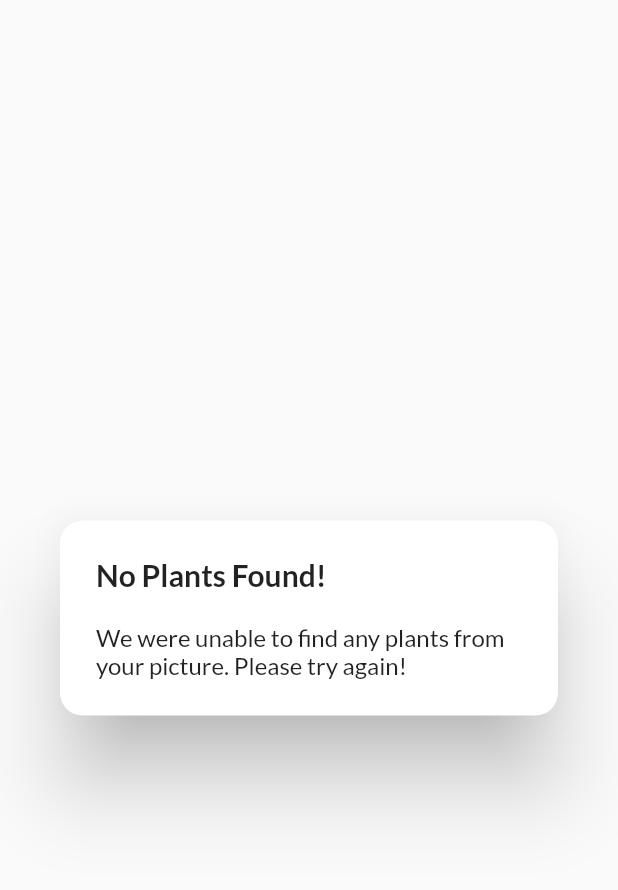
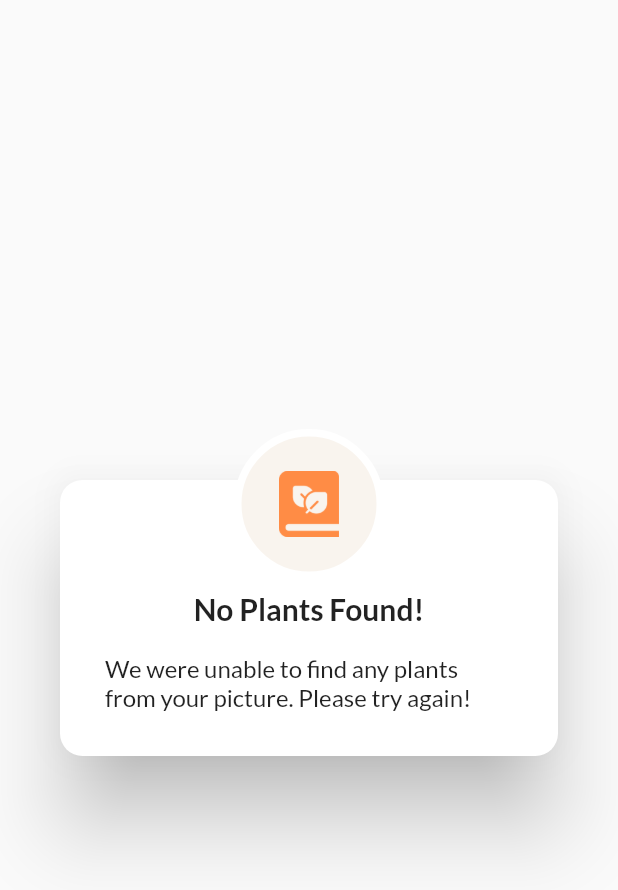
Before and after one commit to stefano-u/gardenhacks2021, a Flutter app: the PlantAlertDialog widget shown alone on an empty page, opened directly with empty values, on a phone screen of 412 x 824 dp. Shown: the top 890 px of the screen. Run offline on Flutter 3.47's test engine with Material 2 defaults, Android fonts, the phone set to English and light mode, and no system bars; our stand-ins replace camera, carousel_slider, flutter_dotenv, flutter_hooks, google_fonts, hooks_riverpod and 3 more; missing offline and left inert: flutter_overlay_loader.

Commit message:
Implemented List Touching (#11)

```diff
--- a/lib/components/plant_alert_dialog.dart
+++ b/lib/components/plant_alert_dialog.dart
@@ -1,6 +1,8 @@
 import 'package:flutter/material.dart';
 import 'package:flutterinit/constants.dart';
+import 'package:flutterinit/mocks/plants_mocks.dart';
 import 'package:flutterinit/models/responses/plant_image_response.dart';
+import 'package:flutterinit/pages/plant_page.dart';
 
 class PlantAlertDialog extends StatefulWidget {
   final List<PlantResults> listOfPlantResults;
@@ -16,6 +18,27 @@ class PlantAlertDialog extends StatefulWidget {
 class _PlantAlertDialogState extends State<PlantAlertDialog> {
   bool isNoResult() => widget.listOfPlantResults.isEmpty;
 
+  void onTap(PlantResults selectedPlant) async {
+    // Close the popup first
+    Navigator.pop(context);
+
+    // Find the example from the mocks
+    var selection = mockPlants.firstWhere(
+      (element) => element.name == selectedPlant.species.genus.scientificNameWithoutAuthor,
+      orElse: () => mockPlants[0],
+    );
+
+    // Then navigate to PlantPageWidget
+    await Navigator.push(
+      context,
+      MaterialPageRoute(
+        builder: (context) => PlantPageWidget(
+          plant: selection,
+        ),
+      ),
+    );
+  }
+
   @override
   Widget build(BuildContext context) {
     return AlertDialog(
@@ -24,21 +47,55 @@ class _PlantAlertDialogState extends State<PlantAlertDialog> {
           Radius.circular(15.0),
         ),
       ),
-      title: Text(
+      titlePadding: EdgeInsets.only(top: 16),
+      contentPadding: EdgeInsets.fromLTRB(30, 0, 30, 30),
+      title: Stack(
+        alignment: Alignment.center,
+        children: [
+          Padding(
+            padding: const EdgeInsets.only(top: 40),
+            child: Text(
               isNoResult() ? 'No Plants Found!' : 'Found Some Plants!',
               style: Constants.mainFont.copyWith(fontWeight: FontWeight.bold),
+            ),
+          ),
+          Transform.translate(
+            offset: Offset(0, -50),
+            child: Container(
+              width: 100,
+              height: 100,
+              alignment: Alignment.center,
+              decoration: BoxDecoration(
+                shape: BoxShape.circle,
+                color: CustomColorScheme.primaryColorSand,
+                border: Border.all(color: Colors.white, width: 5),
+              ),
+              child: Image.asset(
+                ImageFiles.logo,
+                width: 40,
+              ),
+            ),
+          ),
+        ],
       ),
       content: isNoResult()
           ? Text(
               'We were unable to find any plants from your picture. Please try again!',
               style: Constants.mainFont,
             )
-          : SingleChildScrollView(
-              child: Container(
+          : Container(
               width: double.maxFinite,
               child: Column(
+                mainAxisSize: MainAxisSize.min,
+                children: [
+                  SingleChildScrollView(
+                    child: Column(
+                      mainAxisSize: MainAxisSize.min,
                       children: widget.listOfPlantResults
-                      .map((item) => ListTile(
+                          .map((PlantResults item) => Column(
+                                children: [
+                                  ListTile(
+                                    minLeadingWidth: 0,
                                     leading: Icon(
                                       Icons.grass,
                                       color: CustomColorScheme.primaryColor,
@@ -47,9 +104,15 @@ class _PlantAlertDialogState extends State<PlantAlertDialog> {
                                       item.species.genus.scientificNameWithoutAuthor,
                                       style: Constants.mainFont,
                                     ),
+                                    onTap: () => this.onTap(item),
+                                  ),
+                                  Divider(),
+                                ],
                               ))
                           .toList(),
                     ),
+                  ),
+                ],
               ),
             ),
     );
--- a/lib/pages/login_page.dart
+++ b/lib/pages/login_page.dart
@@ -60,7 +60,10 @@ class _LoginPageWidgetState extends State<LoginPageWidget> with TickerProviderSt
                 Row(
                   mainAxisAlignment: MainAxisAlignment.center,
                   children: [
-                    Image.asset(ImageFiles.logo),
+                    Image.asset(
+                      ImageFiles.logo,
+                      width: 50,
+                    ),
                     SizedBox(
                       width: 20,
                     ),
```
Lines whose indentation alone changed are shown as unchanged.
